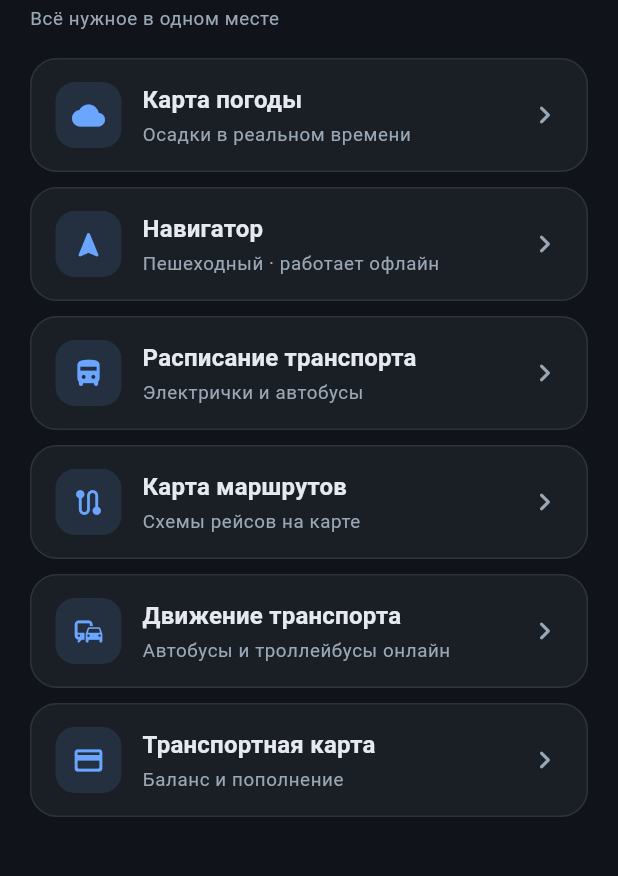
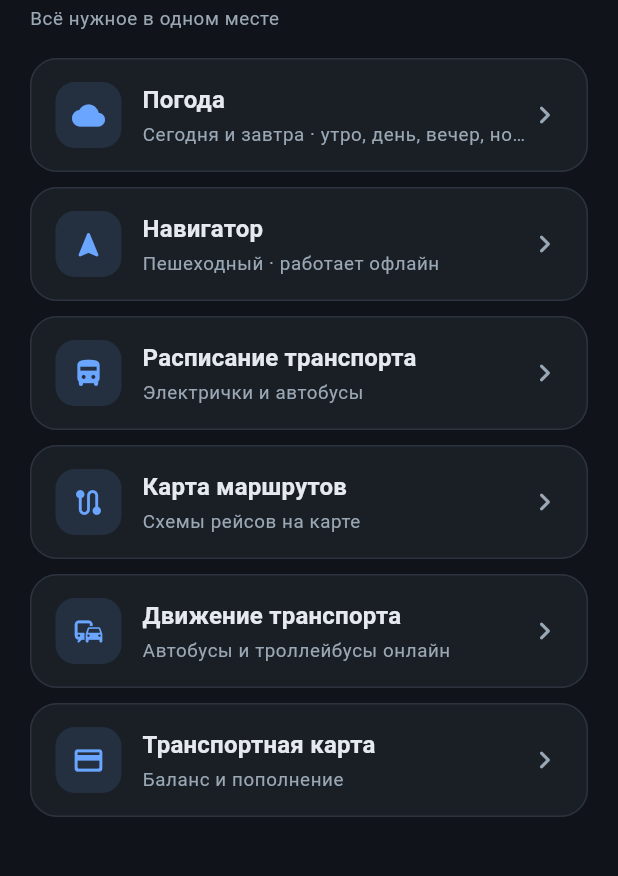
Before and after one commit to leonx1976/RIDE, a Flutter app: the screen it shows after launch, after a tap on the "dark mode" icon, on a phone screen of 412 x 824 dp, the part 152-1028 px from its top. Run offline on Flutter 3.47's test engine with Material 3 defaults, Android fonts, the phone set to English and light mode, and no system bars; our stand-ins replace flutter_map, geolocator, latlong2, shared_preferences, webview_flutter; network calls fail.

Commit message:
Update home_page.dart

```diff
--- a/lib/home_page.dart
+++ b/lib/home_page.dart
@@ -4,8 +4,6 @@ import 'package:url_launcher/url_launcher.dart';
 import 'main.dart';
 import 'web_page.dart';
 
-const kWeatherMap =
-    'https://yandex.ru/pogoda/ru/kaluga/maps/nowcast?ll=36.2274_54.5092&z=9';
 const kTrafficMap =
     'https://yandex.ru/maps/6/kaluga/transport/?l=sat%2Cskl&ll=36.251580%2C54.517620&z=16';
 const kRuStoreNavi = 'https://www.rustore.ru/catalog/app/ru.yandex.yandexnavi';
@@ -20,11 +18,9 @@ class HomePage extends StatelessWidget {
           const PageHeader('Калуга', 'Всё нужное в одном месте'),
           Tile(
             icon: Icons.wb_cloudy_rounded,
-            title: 'Карта погоды',
-            subtitle: 'Осадки в реальном времени',
-            onTap: () => Navigator.pushNamed(context, '/web',
-                arguments: WebArgs(kWeatherMap, 'Карта погоды',
-                    bare: true, mapOnly: true)),
+            title: 'Погода',
+            subtitle: 'Сегодня и завтра · утро, день, вечер, ночь',
+            onTap: () => Navigator.pushNamed(context, '/weather'),
           ),
           Tile(
             icon: Icons.navigation_rounded,
@@ -51,7 +47,7 @@ class HomePage extends StatelessWidget {
             subtitle: 'Автобусы и троллейбусы онлайн',
             onTap: () => Navigator.pushNamed(context, '/web',
                 arguments: WebArgs(kTrafficMap, 'Движение транспорта',
-                    bare: true, mapOnly: true, stripControls: true)),
+                    bare: true, bannerOnly: true)),
           ),
           Tile(
             icon: Icons.credit_card_rounded,
```
